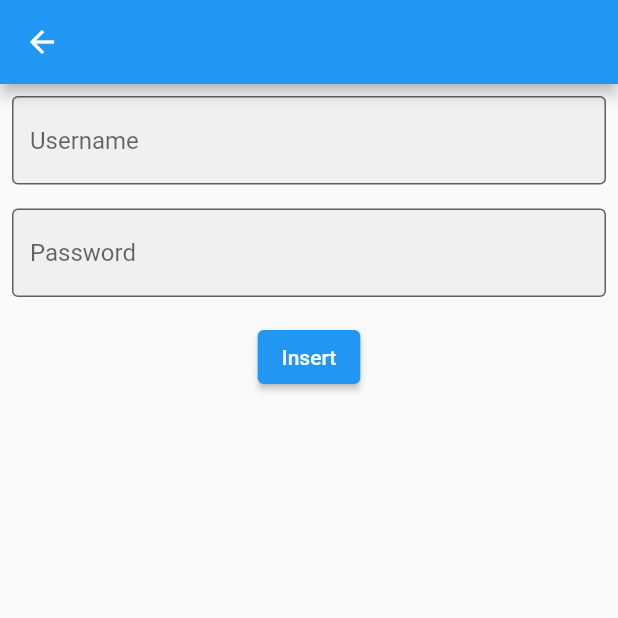
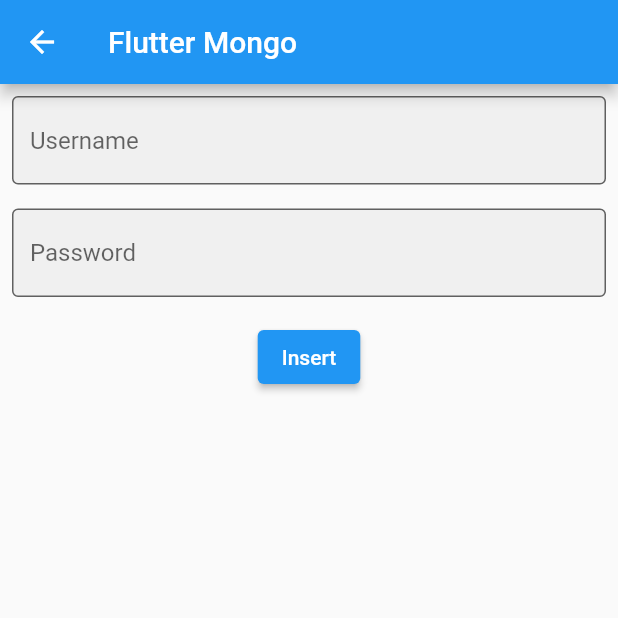
Before and after one commit to necatdede/flutter-mongo-example, a Flutter app: the screen it shows after launch, after a tap on the "add" icon, on a phone screen of 412 x 824 dp, the top half of it. Run offline on Flutter 3.47's test engine with Material 2 defaults, Android fonts, the phone set to English and light mode, and no system bars; our stand-ins replace flutter_bloc; missing offline and left inert: mongo_dart.

Commit message:
user list cubit added

```diff
--- /dev/null
+++ b/lib/cubit/user_list_cubit.dart
@@ -0,0 +1,17 @@
+import 'package:flutter_bloc/flutter_bloc.dart';
+import 'package:flutter_mongo_example/db_helper/mongodb.dart';
+import 'package:flutter_mongo_example/models/user_model.dart';
+
+class UserListCubit extends Cubit<List<UserModel>> {
+  UserListCubit() : super(<UserModel>[]);
+
+  Future<void> getData() async {
+    List<UserModel> users = [];
+    var result = await MongoDatabase.getData();
+    for (int i = 0; i < result.length; i++) {
+      final UserModel user = UserModel.fromJson(result[i]);
+      users.add(user);
+    }
+    emit(users);
+  }
+}
--- a/lib/main.dart
+++ b/lib/main.dart
@@ -15,7 +15,7 @@ class MyApp extends StatelessWidget {
   Widget build(BuildContext context) {
     return MaterialApp(
       debugShowCheckedModeBanner: false,
-      title: 'Flutter Demo',
+      title: 'Flutter Mongo',
       theme: ThemeData(
         inputDecorationTheme: const InputDecorationTheme(
           border: OutlineInputBorder(),
--- a/lib/pages/user_create_page.dart
+++ b/lib/pages/user_create_page.dart
@@ -6,7 +6,8 @@
 import 'package:mongo_dart/mongo_dart.dart' as mongo;
 
 class UserCreatePage extends StatefulWidget {
-  const UserCreatePage({Key? key}) : super(key: key);
+  final VoidCallback onSuccess;
+  const UserCreatePage({Key? key, required this.onSuccess}) : super(key: key);
 
   @override
   State<UserCreatePage> createState() => _UserCreatePageState();
@@ -18,14 +19,16 @@
   @override
   Widget build(BuildContext context) {
     return Scaffold(
-      appBar: AppBar(),
+      appBar: AppBar(
+        title: const Text("Flutter Mongo"),
+      ),
       body: Column(children: [
         CustomTextField(controller: usernameController, hintText: "Username"),
         CustomTextField(controller: passwordController, hintText: "Password"),
         CustomButton(
             onPressed: () {
               insertUser(usernameController.text, passwordController.text)
-                  .then((value) => Navigator.pop(context));
+                  .then((value) => widget.onSuccess());
             },
             buttonTitle: "Insert")
       ]),
--- a/lib/pages/user_list_page.dart
+++ b/lib/pages/user_list_page.dart
@@ -1,8 +1,10 @@
 import 'package:flutter/material.dart';
+import 'package:flutter_mongo_example/cubit/user_list_cubit.dart';
 import 'package:flutter_mongo_example/db_helper/mongodb.dart';
 import 'package:flutter_mongo_example/pages/user_create_page.dart';
 import 'package:flutter_mongo_example/pages/user_update_page.dart';
 import 'package:flutter_mongo_example/models/user_model.dart';
+import 'package:flutter_bloc/flutter_bloc.dart';
 
 class UserListPage extends StatefulWidget {
   const UserListPage({Key? key}) : super(key: key);
@@ -12,11 +14,10 @@ class UserListPage extends StatefulWidget {
 }
 
 class _UserListPageState extends State<UserListPage> {
-  List<UserModel> users = [];
-
+  final cubit = UserListCubit();
   @override
   void initState() {
-    get(users);
+    cubit.getData();
     super.initState();
   }
 
@@ -32,22 +33,34 @@ class _UserListPageState extends State<UserListPage> {
             context,
             MaterialPageRoute(
               builder: (context) {
-                return const UserCreatePage();
+                return UserCreatePage(
+                  onSuccess: () {
+                    cubit.getData();
+                    Navigator.pop(context);
+                  },
+                );
               },
             ),
           );
         },
       ),
-      appBar: AppBar(),
+      appBar: AppBar(
+        title: const Text("Flutter Mongo"),
+      ),
       body: Container(
         color: Colors.white,
         height: size.height,
         width: size.width,
         child: Center(
-          child: ListView.builder(
-            itemCount: users.length,
-            itemBuilder: (context, index) {
-              return getCard(users[index], context);
+          child: BlocBuilder<UserListCubit, List<UserModel>>(
+            bloc: cubit,
+            builder: (context, state) {
+              return ListView.builder(
+                itemCount: state.length,
+                itemBuilder: (context, index) {
+                  return getCard(state[index], context, cubit);
+                },
+              );
             },
           ),
         ),
@@ -56,15 +69,7 @@ class _UserListPageState extends State<UserListPage> {
   }
 }
 
-void get(List<UserModel> users) async {
-  final result = await MongoDatabase.getData();
-  for (int i = 0; i < result.length; i++) {
-    final UserModel user = UserModel.fromJson(result[i]);
-    users.add(user);
-  }
-}
-
-Card getCard(UserModel user, BuildContext context) {
+Card getCard(UserModel user, BuildContext context, UserListCubit cubit) {
   return Card(
     child: ListTile(
       title: Text(user.name),
@@ -79,7 +84,12 @@ Card getCard(UserModel user, BuildContext context) {
                   context,
                   MaterialPageRoute(
                       builder: (context) {
-                        return const UserUpdatePage();
+                        return UserUpdatePage(
+                          onSuccess: () {
+                            cubit.getData();
+                            Navigator.pop(context);
+                          },
+                        );
                       },
                       settings: RouteSettings(arguments: user)),
                 );
@@ -89,6 +99,7 @@ Card getCard(UserModel user, BuildContext context) {
               tooltip: "Delete",
               onPressed: () async {
                 await MongoDatabase.delete(user);
+                cubit.getData();
               },
               icon: const Icon(Icons.delete)),
         ],
--- a/pubspec.yaml
+++ b/pubspec.yaml
@@ -30,6 +30,7 @@ dependencies:
   flutter:
     sdk: flutter
   mongo_dart: ^0.7.4+1
+  flutter_bloc: ^8.1.1
 
 
   # The following adds the Cupertino Icons font to your application.
```
Also changed, not shown: lib/pages/user_update_page.dart (+8 -4 lines), pubspec.lock.
